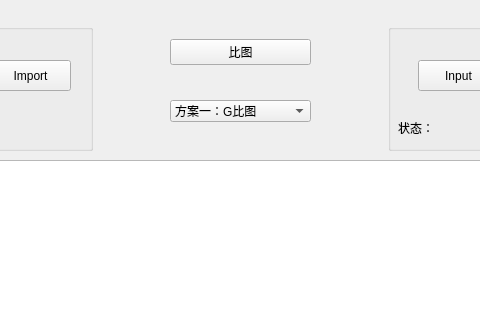
Above: ui/mainWindow.ui from naivete13sky/epvs before the change; both pictures show x 240 to 720 and y 0 to 320 of the 1149 by 801 pixel window. Below: the same form after it.
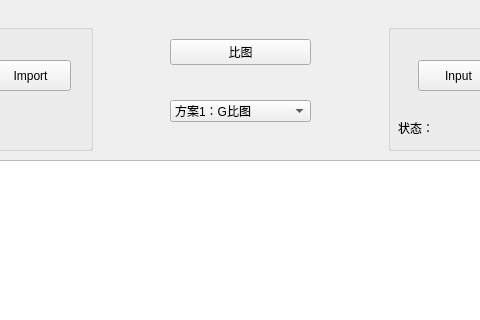
That is the form after the change.

What changed in the file:
```diff
--- a/ui/mainWindow.ui
+++ b/ui/mainWindow.ui
@@ -119,7 +119,7 @@
         <widget class="QComboBox" name="comboBoxVSMethod">
          <item>
           <property name="text">
-           <string>方案一：G比图</string>
+           <string>方案1：G比图</string>
           </property>
          </item>
          <item>
```
Left out of the diff: 2 changed lines with no effect on the pictures.
